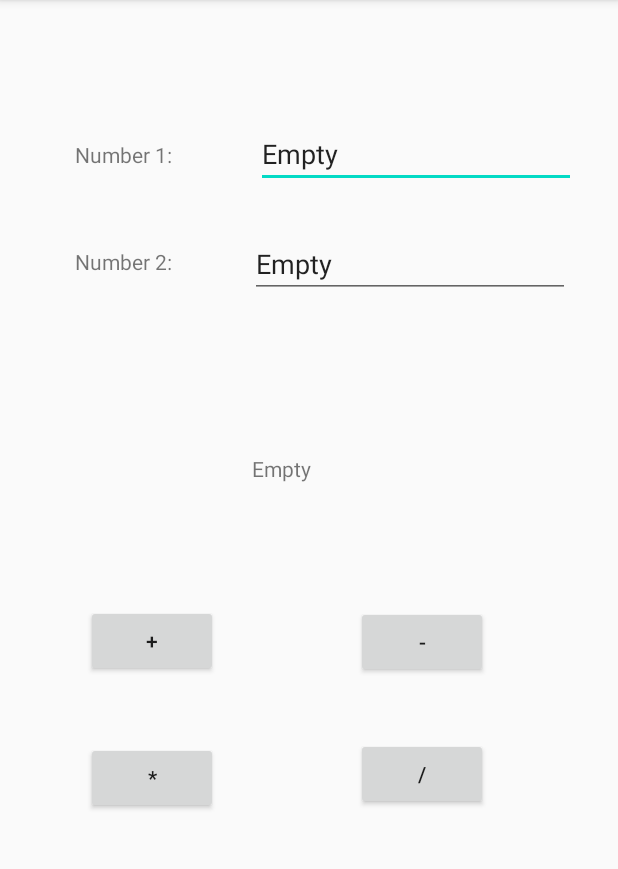
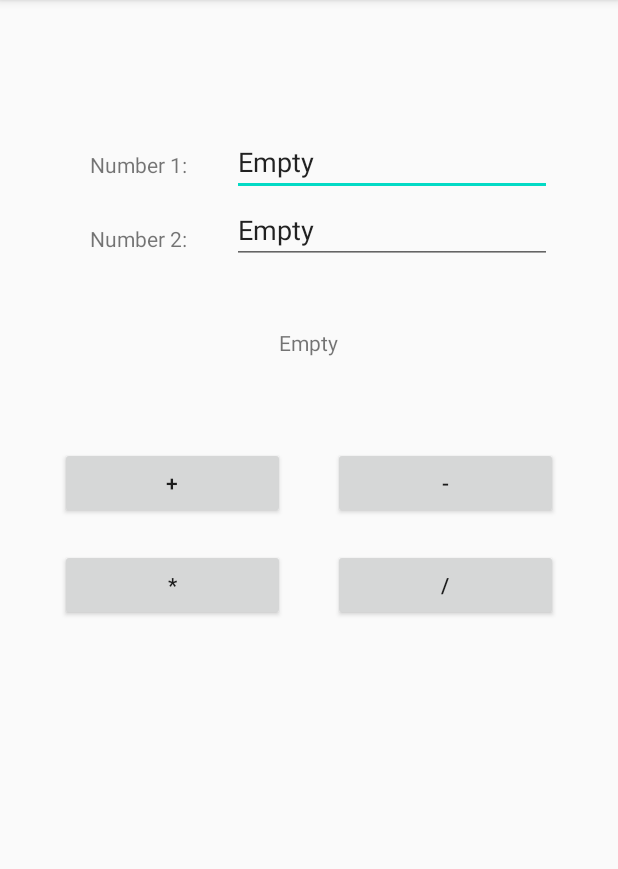
Before and after one commit to IT19163864/IntentsTutorial, an Android app: the SecondActivity screen opened directly, with no data from a screen before it, on a phone screen of 412 x 824 dp, the part 84-953 px from its top. Run offline under Robolectric (Android 15) with nearby library versions, the phone set to English and light mode, and no system bars.

Commit message:
Final Commit

```diff
--- a/app/src/main/res/layout/activity_second.xml
+++ b/app/src/main/res/layout/activity_second.xml
@@ -1,5 +1,5 @@
 <?xml version="1.0" encoding="utf-8"?>
-<androidx.constraintlayout.widget.ConstraintLayout xmlns:android="http://schemas.android.com/apk/res/android"
+<RelativeLayout xmlns:android="http://schemas.android.com/apk/res/android"
     xmlns:app="http://schemas.android.com/apk/res-auto"
     xmlns:tools="http://schemas.android.com/tools"
     android:layout_width="match_parent"
@@ -10,98 +10,92 @@
         android:id="@+id/textView"
         android:layout_width="wrap_content"
         android:layout_height="wrap_content"
-        android:layout_marginStart="50dp"
-        android:layout_marginTop="93dp"
-        android:text="@string/number_title1"
-        app:layout_constraintStart_toStartOf="parent"
-        app:layout_constraintTop_toTopOf="parent" />
+        android:layout_marginLeft="60dp"
+        android:layout_marginTop="100dp"
+        android:text="@string/number_title1" />
 
     <TextView
         android:id="@+id/textView2"
         android:layout_width="wrap_content"
-        android:layout_height="19dp"
-        android:layout_marginStart="50dp"
-        android:layout_marginTop="52dp"
-        android:text="@string/number_title2"
-        app:layout_constraintStart_toStartOf="parent"
-        app:layout_constraintTop_toBottomOf="@+id/textView" />
+        android:layout_height="wrap_content"
+        android:layout_below="@id/textView"
+        android:layout_marginLeft="60dp"
+        android:layout_marginTop="30dp"
+        android:text="@string/number_title2" />
 
     <EditText
         android:id="@+id/num1"
         android:layout_width="wrap_content"
         android:layout_height="wrap_content"
-        android:layout_marginStart="56dp"
-        android:layout_marginTop="80dp"
+        android:layout_marginLeft="30dp"
+        android:layout_marginTop="85dp"
+        android:layout_toEndOf="@id/textView"
+        android:autofillHints="@string/number_title1"
         android:ems="10"
-        android:inputType="number"
-        app:layout_constraintStart_toEndOf="@+id/textView"
-        app:layout_constraintTop_toTopOf="parent"
-        android:autofillHints="@string/number_title1"/>
+        android:inputType="number" />
 
     <EditText
         android:id="@+id/num2"
         android:layout_width="wrap_content"
         android:layout_height="wrap_content"
-        android:layout_marginStart="52dp"
-        android:layout_marginTop="28dp"
+        android:layout_below="@id/num1"
+        android:layout_marginLeft="30dp"
+        android:layout_toEndOf="@id/textView2"
+        android:autofillHints="@string/number_title1"
         android:ems="10"
-        android:inputType="number"
-        app:layout_constraintStart_toEndOf="@+id/textView2"
-        app:layout_constraintTop_toBottomOf="@+id/num1"
-        android:autofillHints="@string/number_title1"/>
+        android:inputType="number" />
 
     <Button
         android:id="@+id/addButton"
-        android:layout_width="0dp"
-        android:layout_height="48dp"
-        android:layout_marginStart="57dp"
-        android:layout_marginTop="219dp"
+        android:layout_width="150dp"
+        android:layout_height="wrap_content"
+        android:layout_below="@id/resultText"
+        android:layout_marginLeft="40dp"
+        android:layout_marginTop="60dp"
         android:onClick="onPressAdd"
-        android:text="@string/add_btn"
-        app:layout_constraintStart_toStartOf="parent"
-        app:layout_constraintTop_toBottomOf="@+id/textView2" />
+        android:text="@string/add_btn" />
 
     <Button
         android:id="@+id/subtractButton"
-        android:layout_width="0dp"
-        android:layout_height="48dp"
-        android:layout_marginStart="92dp"
-        android:layout_marginTop="205dp"
+        android:layout_width="150dp"
+        android:layout_height="wrap_content"
+        android:layout_below="@id/resultText"
+        android:layout_alignParentRight="true"
+        android:layout_marginTop="60dp"
+        android:layout_marginRight="40dp"
         android:onClick="onPressSubtract"
-        android:text="@string/subtract_btn"
-        app:layout_constraintStart_toEndOf="@+id/addButton"
-        app:layout_constraintTop_toBottomOf="@+id/num2" />
+        android:text="@string/subtract_btn" />
+
+    <Button
+        android:id="@+id/multiplyButton"
+        android:layout_width="150dp"
+        android:layout_height="wrap_content"
+        android:layout_below="@id/addButton"
+        android:layout_marginLeft="40dp"
+        android:layout_marginTop="20dp"
+        android:onClick="onPressMultiply"
+        android:text="@string/multiply_btn" />
 
     <Button
         android:id="@+id/divideButton"
-        android:layout_width="wrap_content"
+        android:layout_width="150dp"
         android:layout_height="wrap_content"
-        android:layout_marginStart="92dp"
-        android:layout_marginTop="40dp"
+        android:layout_below="@id/subtractButton"
+        android:layout_alignParentRight="true"
+        android:layout_marginTop="20dp"
+        android:layout_marginRight="40dp"
         android:onClick="onPressDivide"
-        android:text="@string/divide_btn"
-        app:layout_constraintStart_toEndOf="@+id/multiplyButton"
-        app:layout_constraintTop_toBottomOf="@+id/subtractButton" />
-
-    <Button
-        android:id="@+id/multiplyButton"
-        android:layout_width="wrap_content"
-        android:layout_height="0dp"
-        android:layout_marginStart="57dp"
-        android:layout_marginTop="43dp"
-        android:onClick="onPressMultiply"
-        android:text="@string/multiply_btn"
-        app:layout_constraintStart_toStartOf="parent"
-        app:layout_constraintTop_toBottomOf="@+id/addButton" />
+        android:text="@string/divide_btn" />
 
     <TextView
         android:id="@+id/resultText"
         android:layout_width="wrap_content"
         android:layout_height="wrap_content"
-        android:layout_marginStart="168dp"
-        android:layout_marginTop="104dp"
+        android:layout_below="@id/textView2"
+        android:layout_centerHorizontal="true"
+        android:layout_marginTop="50dp"
         android:text="TextView"
         app:layout_constraintStart_toStartOf="parent"
         app:layout_constraintTop_toBottomOf="@+id/num2" />
 
-</androidx.constraintlayout.widget.ConstraintLayout>
+</RelativeLayout>
```
Also changed, not shown: app/src/main/res/layout/activity_first.xml (+24 -32 lines).
